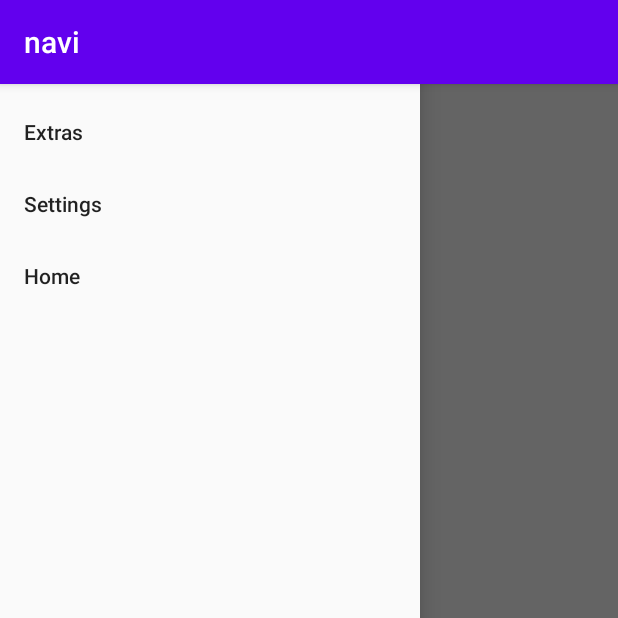
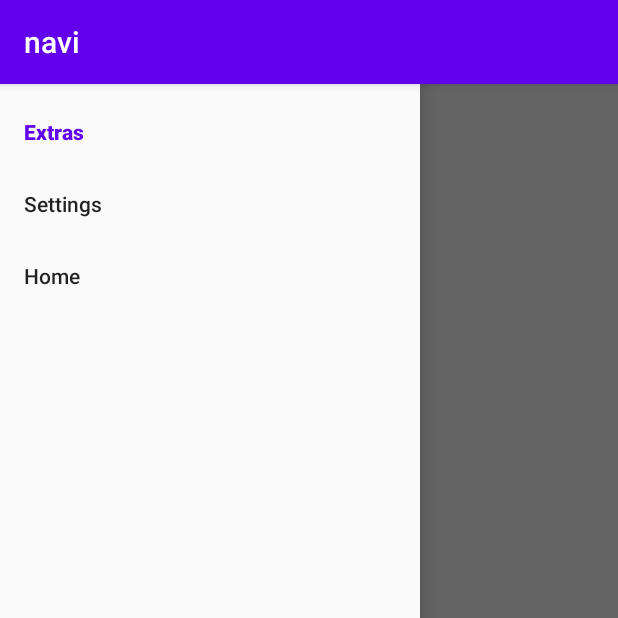
Before and after one commit to cybercrak/naviigation, an Android app: the screen it shows after launch (MainActivity), with the side drawer open, on a phone screen of 412 x 824 dp, the top half of it. Run offline under Robolectric (Android 15) with nearby library versions, the light colour scheme and no system bars; our stand-ins replace navigation-ui.

Commit message:
working now

```diff
--- a/app/src/main/res/menu/menu1.xml
+++ b/app/src/main/res/menu/menu1.xml
@@ -2,10 +2,10 @@
 <menu xmlns:android="http://schemas.android.com/apk/res/android">
     <item
         android:title="Extras"
-        android:id="@+id/extras1"/>
+        android:id="@+id/blankFragment"/>
     <item
         android:title="Settings"
-        android:id="@+id/extras2"/>
+        android:id="@+id/mainActivity2"/>
     <item
         android:title="Home"
         android:id="@+id/extras"/>
```
